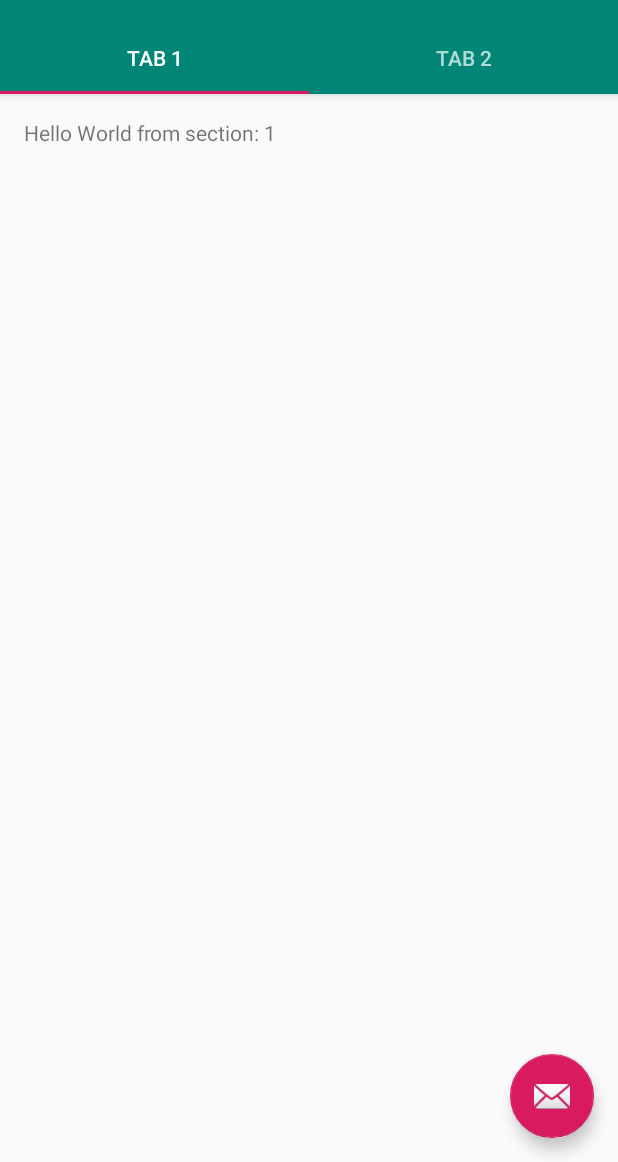
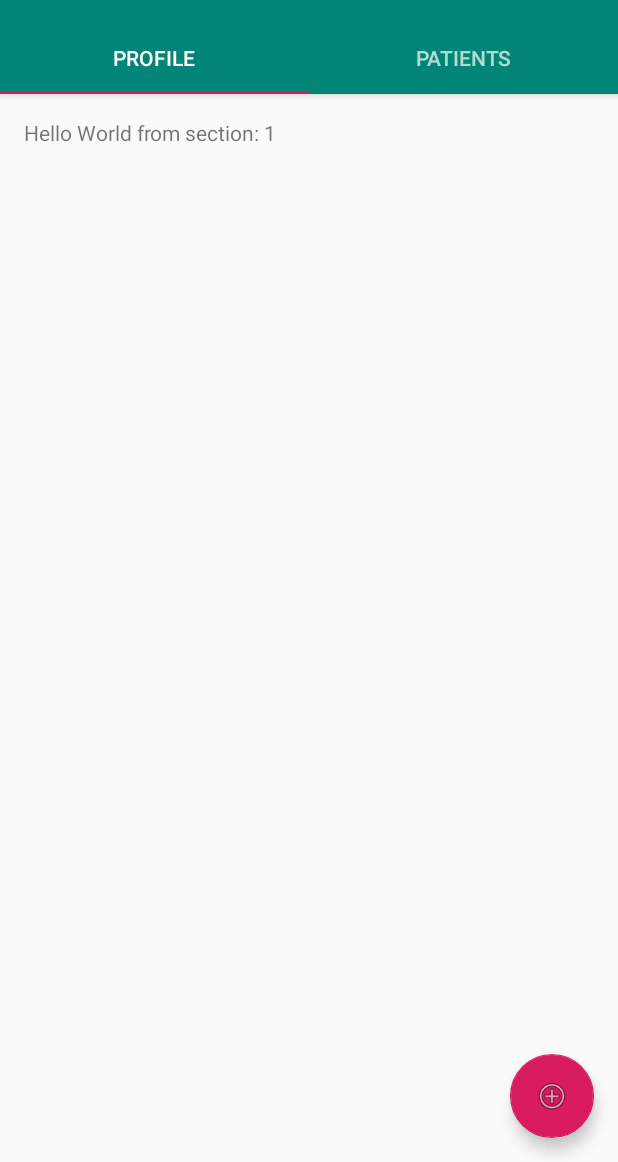
Before and after one commit to CMPUT301F18T27/HEALTHe, an Android app: the HomeActivity screen opened directly, with no data from a screen before it, on a phone screen of 412 x 824 dp, the part 74-1236 px from its top. Run offline under Robolectric (Android 15) with nearby library versions, the phone set to English and light mode, and no system bars; 1 statement that could not run was skipped.

Commit message:
Tabbed Home activity changes tab text based on user type

```diff
--- a/app/src/main/java/team27/healthe/model/CareProvider.java
+++ b/app/src/main/java/team27/healthe/model/CareProvider.java
@@ -5,7 +5,7 @@ import java.util.Collection;
 
 public class CareProvider extends User {
     private Collection<Patient> patients;
-    private final String user_type = "care-provider";
+    private static final String user_type = "care-provider";
 
     public CareProvider(String userID, String email, String phone){
         super(userID, email, phone);
--- a/app/src/main/java/team27/healthe/model/Patient.java
+++ b/app/src/main/java/team27/healthe/model/Patient.java
@@ -5,7 +5,7 @@ import java.util.Collection;
 
 public class Patient extends User {
     private Collection<Problem> problems;
-    private final String user_type = "patient";
+    private static final String user_type = "patient";
 
     public Patient(String userID, String email, String phone){
         super(userID, email, phone);
--- a/app/src/main/java/team27/healthe/ui/HomeActivity.java
+++ b/app/src/main/java/team27/healthe/ui/HomeActivity.java
@@ -1,5 +1,7 @@
 package team27.healthe.ui;
 
+import android.content.Intent;
+import android.support.design.widget.TabItem;
 import android.support.design.widget.TabLayout;
 import android.support.design.widget.FloatingActionButton;
 import android.support.design.widget.Snackbar;
@@ -11,15 +13,24 @@ import android.support.v4.app.FragmentManager;
 import android.support.v4.app.FragmentPagerAdapter;
 import android.support.v4.view.ViewPager;
 import android.os.Bundle;
+import android.util.Log;
 import android.view.LayoutInflater;
 import android.view.Menu;
 import android.view.MenuItem;
 import android.view.View;
 import android.view.ViewGroup;
 
+import android.widget.TabHost;
 import android.widget.TextView;
 
+import com.google.gson.Gson;
+
+import org.json.JSONObject;
+
 import team27.healthe.R;
+import team27.healthe.model.CareProvider;
+import team27.healthe.model.Patient;
+import team27.healthe.model.User;
 
 public class HomeActivity extends AppCompatActivity {
 
@@ -37,6 +48,7 @@ public class HomeActivity extends AppCompatActivity {
      * The {@link ViewPager} that will host the section contents.
      */
     private ViewPager mViewPager;
+    private User current_user;
 
     @Override
     protected void onCreate(Bundle savedInstanceState) {
@@ -54,6 +66,9 @@ public class HomeActivity extends AppCompatActivity {
         mViewPager.setAdapter(mSectionsPagerAdapter);
 
         TabLayout tabLayout = (TabLayout) findViewById(R.id.tabs);
+
+        getUserFromIntent();
+        updateTabName(tabLayout);
 
         mViewPager.addOnPageChangeListener(new TabLayout.TabLayoutOnPageChangeListener(tabLayout));
         tabLayout.addOnTabSelectedListener(new TabLayout.ViewPagerOnTabSelectedListener(mViewPager));
@@ -150,4 +165,23 @@ public class HomeActivity extends AppCompatActivity {
             return 2;
         }
     }
+
+    private void getUserFromIntent() {
+        Intent intent = getIntent();
+        Gson gson = new Gson();
+
+        String user_type = intent.getStringExtra(LoginActivity.USER_TYPE_MESSAGE);
+        String user_json = intent.getStringExtra(LoginActivity.USER_MESSAGE);
+        if (user_type.equals("patient")) {
+            this.current_user = gson.fromJson(user_json, Patient.class);
+        } else {
+            this.current_user = gson.fromJson(user_json, CareProvider.class);
+        }
+
+    }
+
+    private void updateTabName(TabLayout tab_layout){
+        if (this.current_user instanceof Patient) { tab_layout.getTabAt(1).setText("Problems");}
+        else {tab_layout.getTabAt(1).setText("Patients");}
+    }
 }
--- a/app/src/main/res/layout/activity_home.xml
+++ b/app/src/main/res/layout/activity_home.xml
@@ -59,6 +59,6 @@
         android:layout_height="wrap_content"
         android:layout_gravity="end|bottom"
         android:layout_margin="@dimen/fab_margin"
-        app:srcCompat="@android:drawable/ic_dialog_email" />
+        app:srcCompat="@android:drawable/ic_menu_add" />
 
 </android.support.design.widget.CoordinatorLayout>
--- a/app/src/main/res/values/strings.xml
+++ b/app/src/main/res/values/strings.xml
@@ -24,9 +24,8 @@
     <string name="signup_care_taker">Create Care Taker Account</string>
     <string name="signup_patient">Create patient account</string>
     <string name="title_activity_home">HomeActivity</string>
-    <string name="tab_text_1">Tab 1</string>
+    <string name="tab_text_1">Profile</string>
     <string name="tab_text_2">Tab 2</string>
-    <string name="tab_text_3">Tab 3</string>
     <string name="action_settings">Settings</string>
     <string name="section_format">Hello World from section: %1$d</string>
 </resources>
```
Also changed, not shown: app/src/main/java/team27/healthe/model/ElasticSearchController.java (+12 -1 lines), app/src/main/java/team27/healthe/ui/LoginActivity.java (+8 -2 lines).
